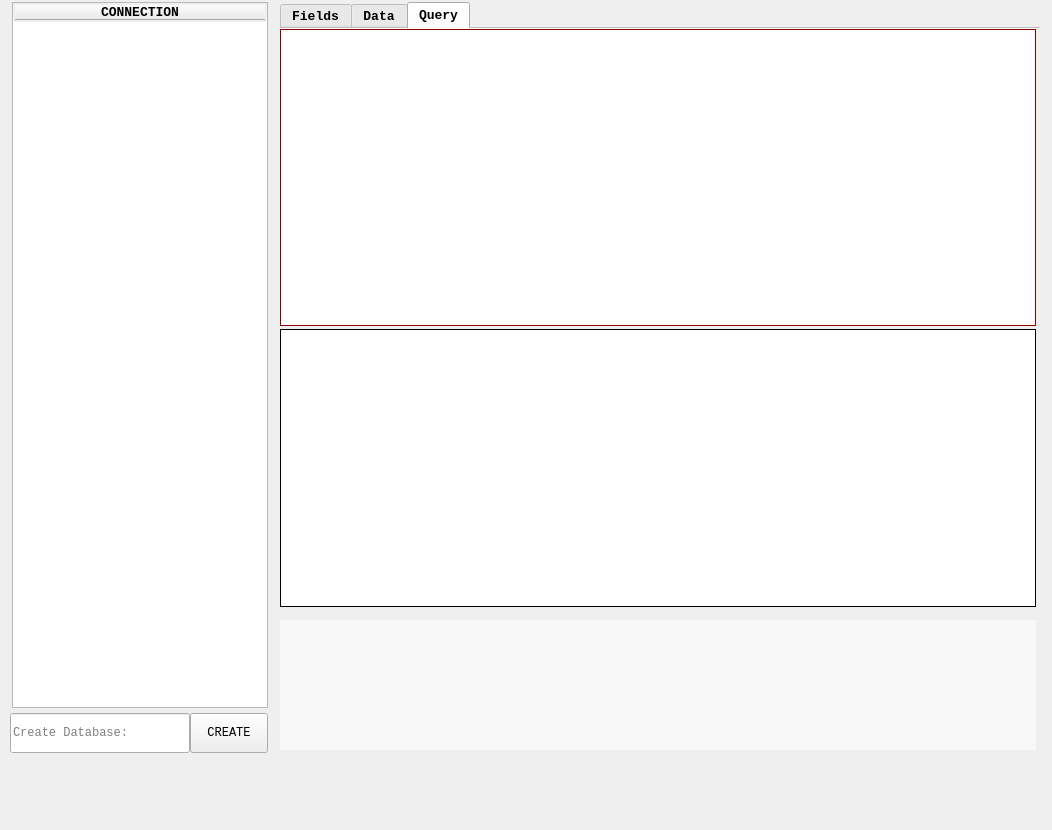
This is Lib/UI/LAYOUT/MainWindow.ui in fer-moreira/MYQT as Qt 5 draws it before an edit. The edited form follows.
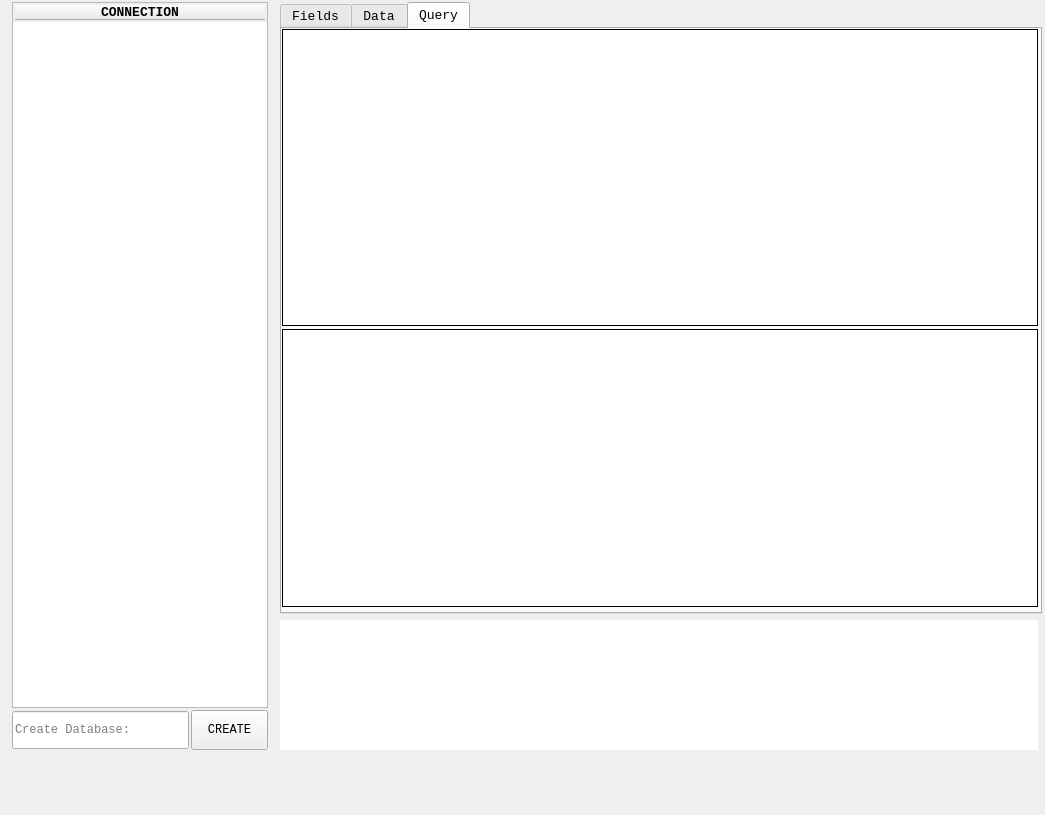
This is the edited form. The open tabs and pages were chosen to show the change.

```diff
--- a/Lib/UI/LAYOUT/MainWindow.ui
+++ b/Lib/UI/LAYOUT/MainWindow.ui
@@ -9,8 +9,8 @@
    <rect>
     <x>0</x>
     <y>0</y>
-    <width>1052</width>
-    <height>830</height>
+    <width>1045</width>
+    <height>815</height>
    </rect>
   </property>
   <property name="windowTitle">
@@ -49,17 +49,17 @@
      <rect>
       <x>280</x>
       <y>2</y>
-      <width>760</width>
-      <height>610</height>
+      <width>762</width>
+      <height>612</height>
      </rect>
     </property>
     <property name="font">
      <font>
       <family>Consolas</family>
       <pointsize>10</pointsize>
-      <weight>75</weight>
+      <weight>50</weight>
       <italic>false</italic>
-      <bold>true</bold>
+      <bold>false</bold>
       <underline>false</underline>
       <strikeout>false</strikeout>
      </font>
@@ -89,7 +89,7 @@
      <enum>Qt::ElideNone</enum>
     </property>
     <property name="documentMode">
-     <bool>true</bool>
+     <bool>false</bool>
     </property>
     <property name="tabsClosable">
      <bool>false</bool>
@@ -293,6 +293,9 @@
       <property name="rowCount">
        <number>0</number>
       </property>
+      <property name="columnCount">
+       <number>0</number>
+      </property>
      </widget>
      <widget class="QPlainTextEdit" name="query_in">
       <property name="geometry">
@@ -303,6 +306,12 @@
         <height>297</height>
        </rect>
       </property>
+      <property name="sizePolicy">
+       <sizepolicy hsizetype="MinimumExpanding" vsizetype="Fixed">
+        <horstretch>0</horstretch>
+        <verstretch>0</verstretch>
+       </sizepolicy>
+      </property>
       <property name="font">
        <font>
         <family>Consolas</family>
@@ -321,7 +330,7 @@
        <bool>false</bool>
       </property>
       <property name="styleSheet">
-       <string notr="true">border:1 solid darkred;</string>
+       <string notr="true"/>
       </property>
       <property name="inputMethodHints">
        <set>Qt::ImhDate|Qt::ImhDialableCharactersOnly|Qt::ImhDigitsOnly|Qt::ImhEmailCharactersOnly|Qt::ImhExclusiveInputMask|Qt::ImhFormattedNumbersOnly|Qt::ImhHiddenText|Qt::ImhLatinOnly|Qt::ImhLowercaseOnly|Qt::ImhMultiLine|Qt::ImhNoAutoUppercase|Qt::ImhNoEditMenu|Qt::ImhNoPredictiveText|Qt::ImhNoTextHandles|Qt::ImhPreferLatin|Qt::ImhPreferLowercase|Qt::ImhPreferNumbers|Qt::ImhPreferUppercase|Qt::ImhSensitiveData|Qt::ImhTime|Qt::ImhUppercaseOnly|Qt::ImhUrlCharactersOnly</set>
@@ -341,6 +350,12 @@
       <property name="plainText">
        <string notr="true"/>
       </property>
+      <property name="backgroundVisible">
+       <bool>false</bool>
+      </property>
+      <property name="centerOnScroll">
+       <bool>false</bool>
+      </property>
      </widget>
     </widget>
    </widget>
@@ -349,7 +364,7 @@
      <rect>
       <x>280</x>
       <y>620</y>
-      <width>756</width>
+      <width>758</width>
       <height>130</height>
      </rect>
     </property>
@@ -368,9 +383,6 @@
     <property name="toolTip">
      <string>&lt;html&gt;&lt;head/&gt;&lt;body&gt;&lt;p&gt;&lt;span style=&quot; font-weight:600;&quot;&gt;CONSOLE&lt;/span&gt;&lt;/p&gt;&lt;/body&gt;&lt;/html&gt;</string>
     </property>
-    <property name="styleSheet">
-     <string notr="true">background-color:rgb(248,248,248)</string>
-    </property>
     <property name="frameShape">
      <enum>QFrame::NoFrame</enum>
     </property>
@@ -459,9 +471,9 @@
    <widget class="QPushButton" name="createdb_btn">
     <property name="geometry">
      <rect>
-      <x>190</x>
-      <y>713</y>
-      <width>78</width>
+      <x>191</x>
+      <y>710</y>
+      <width>77</width>
       <height>40</height>
      </rect>
     </property>
@@ -477,10 +489,10 @@
    <widget class="QLineEdit" name="createdb_in">
     <property name="geometry">
      <rect>
-      <x>10</x>
-      <y>713</y>
-      <width>180</width>
-      <height>40</height>
+      <x>12</x>
+      <y>711</y>
+      <width>177</width>
+      <height>38</height>
      </rect>
     </property>
     <property name="font">
```
Left out of the diff: 24 changed lines with no effect on the pictures.
